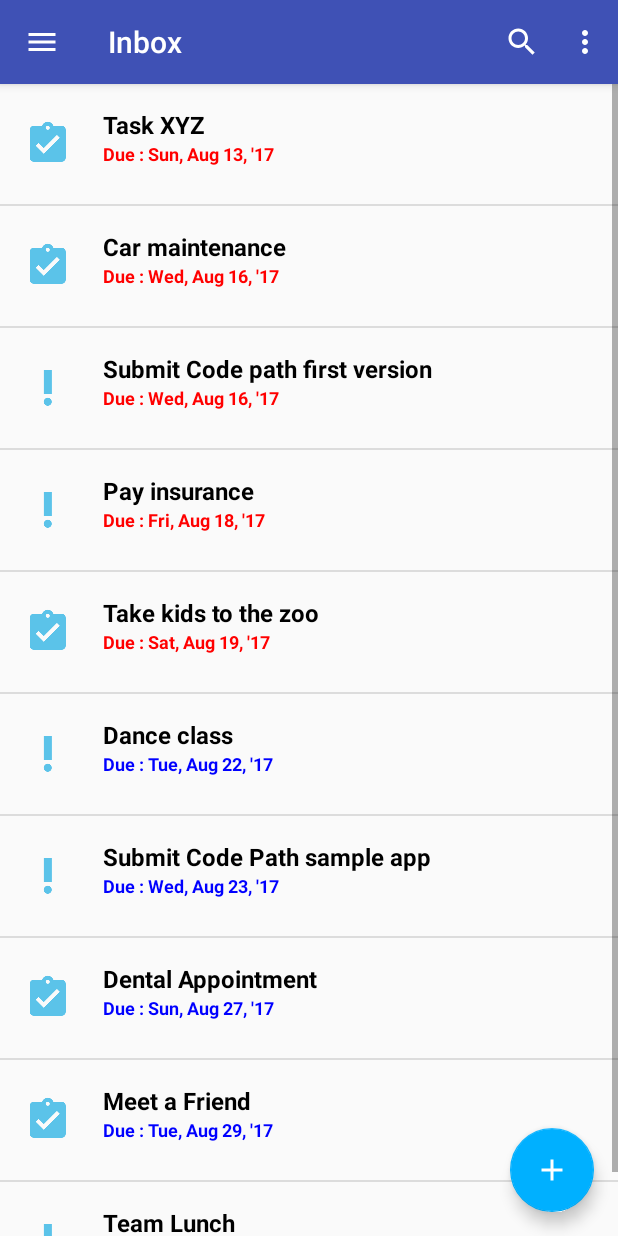
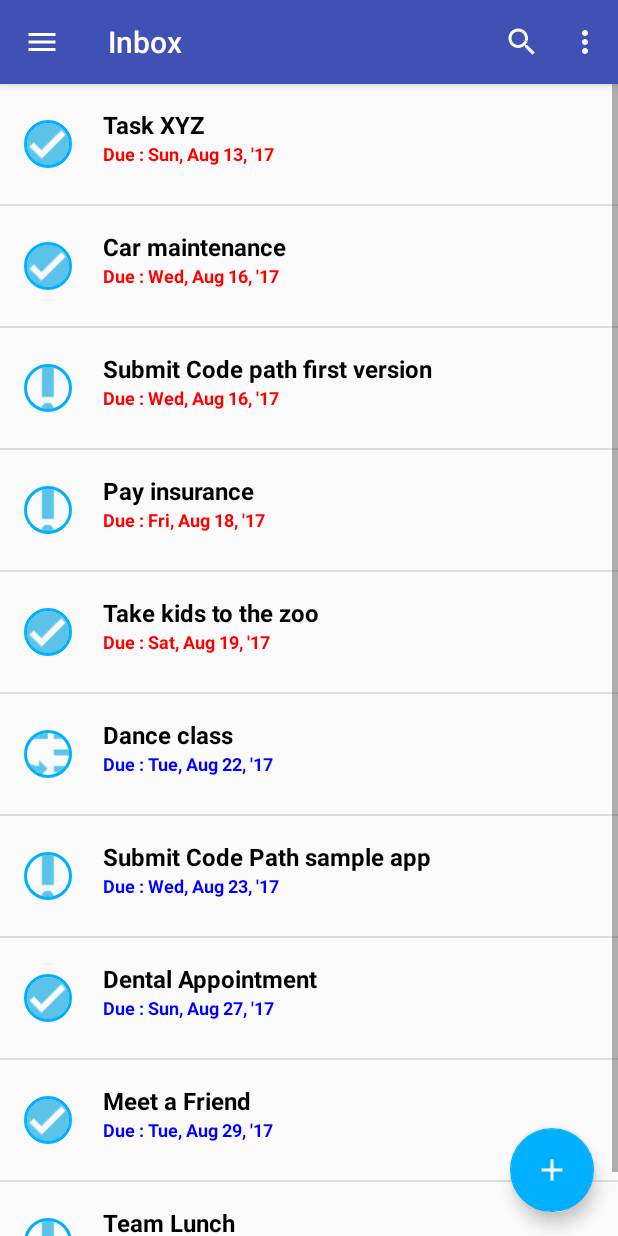
Before and after one commit to shafeequeq/SimpleToDoApp_Revised, an Android app: the screen it shows after launch (MainActivity), in the side drawer, after a tap on "Inbox", on a phone screen of 412 x 824 dp. Run offline under Robolectric (Android 15) with nearby library versions, the light colour scheme and no system bars; our stand-ins replace CircleImageView, Room's generated code.

Commit message:
Included CircleImageView library. Clean implementation of Spinner.

```diff
--- a/app/build.gradle
+++ b/app/build.gradle
@@ -51,5 +51,6 @@ dependencies {
     compile 'com.squareup.retrofit2:converter-gson:2.0.2'
     compile 'com.github.bumptech.glide:glide:3.7.0'
     compile 'com.android.support.constraint:constraint-layout:1.0.0-alpha7'
-
+    compile 'com.squareup:android-times-square:1.6.5@aar'
+    compile 'de.hdodenhof:circleimageview:2.1.0'
     testCompile 'junit:junit:4.12'}
--- a/app/src/main/java/com/example/android/Adapter/TasksAdapter.java
+++ b/app/src/main/java/com/example/android/Adapter/TasksAdapter.java
@@ -6,7 +6,6 @@ import android.support.v7.widget.RecyclerView;
 import android.view.LayoutInflater;
 import android.view.View;
 import android.view.ViewGroup;
-import android.widget.ImageView;
 import android.widget.TextView;
 
 import com.example.android.Fragment.TodayFragment;
@@ -19,6 +18,8 @@ import java.util.ArrayList;
 import java.util.Collections;
 import java.util.Date;
 import java.util.List;
+
+import de.hdodenhof.circleimageview.CircleImageView;
 
 /**
  * Created by shafe on 8/7/2017.
@@ -38,7 +39,8 @@ public class TasksAdapter extends RecyclerView.Adapter<TasksAdapter.MyViewHolder
 
     public class MyViewHolder extends RecyclerView.ViewHolder implements View.OnLongClickListener {
         public TextView mTaskTitle, mTaskDueDate;
-        public ImageView mImgView;
+        public CircleImageView mImgView;
+        //public ImageView mImgView;
         //public LinearLayout taskContainer;
 
         public MyViewHolder(View view) {
@@ -47,7 +49,7 @@ public class TasksAdapter extends RecyclerView.Adapter<TasksAdapter.MyViewHolder
            // mTaskNotes = (TextView) view.findViewById(R.id.txt_notes);
             //taskDueDesc = (TextView) view.findViewById(R.id.txt_due_string);
             mTaskDueDate = (TextView) view.findViewById(R.id.txt_due_date);
-            mImgView = (ImageView) view.findViewById(R.id.priority);
+            mImgView = (CircleImageView) view.findViewById(R.id.priority);
 
             //taskContainer = (LinearLayout) view.findViewById(R.id.task_container);
             //  view.setOnLongClickListener(this);
@@ -142,7 +144,7 @@ public class TasksAdapter extends RecyclerView.Adapter<TasksAdapter.MyViewHolder
             if (priority.equalsIgnoreCase(PRIORITY_HIGH)) {
                 holder.mImgView.setImageResource(R.drawable.ic_priority_high);
             } else if (priority.equalsIgnoreCase(PRIORITY_LOW)) {
-                holder.mImgView.setImageResource(R.drawable.ic_priority_high);
+                holder.mImgView.setImageResource(R.drawable.ic_priority_low);
             }
         }
 
--- a/app/src/main/java/com/example/android/Fragment/AddEditDialogFragment.java
+++ b/app/src/main/java/com/example/android/Fragment/AddEditDialogFragment.java
@@ -48,6 +48,7 @@ public class AddEditDialogFragment extends DialogFragment {
     private EditText mEditTextTitle;
     private Spinner mSpinnerPriority;
     private DatePicker mPickerDueDate;
+    //private CalendarPickerView mCalendarDueDate;
     private CheckBox mCheckBoxIsComplete;
     private Button mBtnSave;
     private TextInputLayout mTaskTitleLabel = null;
@@ -97,6 +98,12 @@ public class AddEditDialogFragment extends DialogFragment {
         mEditTextTitle = (EditText)view.findViewById( R.id.title);
         mSpinnerPriority = (Spinner) view.findViewById( R.id.priority);
         mPickerDueDate = (DatePicker) view.findViewById( R.id.duedate);
+        //mCalendarDueDate = (CalendarPickerView) view.findViewById(R.id.calendar_due_date);
+        /*Date today = new Date();
+        Calendar nextYear = Calendar.getInstance();
+        nextYear.add(Calendar.YEAR, 1);
+        mCalendarDueDate.init(today, nextYear.getTime())
+                .withSelectedDate(today);*/
         mTaskTitleLabel = (TextInputLayout) view.findViewById(R.id.title_layout);
         setupTaskTitleLabelError();
         mBtnSave = (Button)view.findViewById( R.id.save);
@@ -191,6 +198,8 @@ public class AddEditDialogFragment extends DialogFragment {
         calendar.setTime( today );
         mPickerDueDate.updateDate(calendar.get(Calendar.YEAR), calendar.get(Calendar.MONTH),
                 calendar.get(Calendar.DAY_OF_MONTH));
+
+        //mCalendarDueDate.setDate
     }
 
     private void setDueDate( Date dueDate){
--- a/app/src/main/res/layout/activity_main_ext.xml
+++ b/app/src/main/res/layout/activity_main_ext.xml
@@ -20,25 +20,8 @@
             app:layout_scrollFlags="scroll|enterAlways"
             app:popupTheme="@style/AppTheme.PopupOverlay" />
 
-        <!--  <android.support.design.widget.TabLayout
-              android:id="@+id/tabs"
-              android:layout_width="match_parent"
-              android:layout_height="wrap_content" /> -->
-
-
 
     </android.support.design.widget.AppBarLayout>
-
-    <!--   <android.support.v4.view.ViewPager
-           android:id="@+id/viewpager"
-           android:layout_width="match_parent"
-           android:layout_height="match_parent"
-           app:layout_behavior="@string/appbar_scrolling_view_behavior" /> -->
-
-
-
-
-    <!--  <include layout="@layout/content_main" /> -->
 
     <FrameLayout xmlns:android="http://schemas.android.com/apk/res/android"
         android:id="@+id/fragment_container"
--- a/app/src/main/res/layout/task_list_row.xml
+++ b/app/src/main/res/layout/task_list_row.xml
@@ -9,12 +9,23 @@
     android:paddingLeft="?listPreferredItemPaddingLeft"
     android:paddingRight="?listPreferredItemPaddingRight"
     android:paddingTop="@dimen/padding_list_row">
-    <ImageView
+   <!-- <ImageView
         android:id="@+id/priority"
         android:layout_width="wrap_content"
         android:layout_height="48dp"
         android:paddingRight="5dp"
-       />
+       /> -->
+
+    <de.hdodenhof.circleimageview.CircleImageView
+        xmlns:app="http://schemas.android.com/apk/res-auto"
+        android:id="@+id/priority"
+        android:layout_width="wrap_content"
+        android:layout_height="48dp"
+        android:src="@drawable/ic_priority_normal"
+        android:paddingRight="5dp"
+        app:civ_border_width="2dp"
+        app:civ_border_color="@color/colorAccent"/>
+
     <LinearLayout
         android:layout_width="match_parent"
         android:layout_height="match_parent" android:orientation="vertical" android:layout_toRightOf="@+id/priority" android:layout_alignParentTop="true" android:paddingLeft="15dp">
--- a/app/src/main/res/values/dimens.xml
+++ b/app/src/main/res/values/dimens.xml
@@ -18,5 +18,5 @@
     <dimen name="nav_header_height">160dp</dimen>
     <dimen name="marginEditDialog">20dp</dimen>
     <dimen name="largeFont">20sp</dimen>
-    <dimen name="mediumFont">16sp</dimen>
+    <dimen name="mediumFont">18sp</dimen>
 </resources>
```
